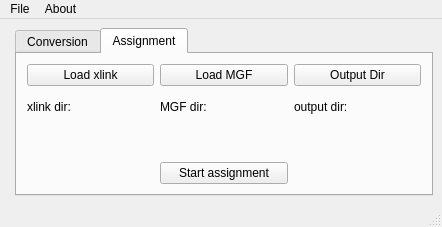
Qt form qt/CroCo_qt.ui (cschmidtlab/CroCo) before a commit.
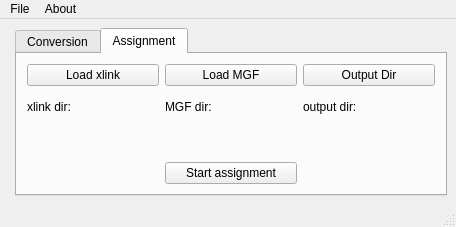
The same form after that commit. The open tabs and pages were chosen to show the change. Icons and pictures are not drawn.

```diff
--- a/qt/CroCo_qt.ui
+++ b/qt/CroCo_qt.ui
@@ -6,7 +6,7 @@
    <rect>
     <x>0</x>
     <y>0</y>
-    <width>442</width>
+    <width>456</width>
     <height>227</height>
    </rect>
   </property>
@@ -293,7 +293,7 @@
     <rect>
      <x>0</x>
      <y>0</y>
-     <width>442</width>
+     <width>456</width>
      <height>19</height>
     </rect>
    </property>
```
Left out of the diff: 23 changed lines with no effect on the pictures.
